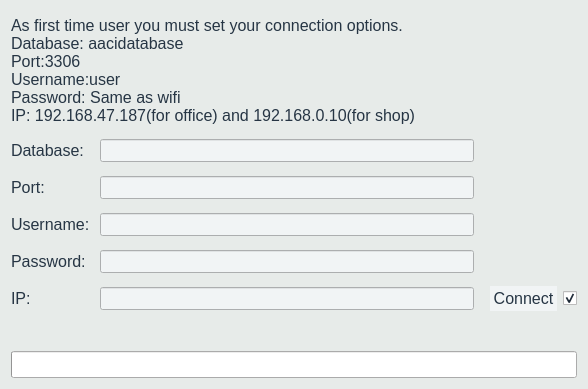
joshuawootonn/time-track, file Source/Time-Track/connectionform.ui: the form before one commit.
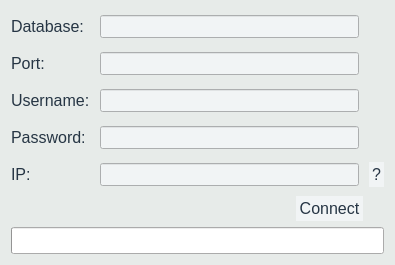
The form after the commit.

Commit message: Fine tuned the connection dialog

What changed in the file:
```diff
--- a/Source/Time-Track/connectionform.ui
+++ b/Source/Time-Track/connectionform.ui
@@ -6,8 +6,8 @@
    <rect>
     <x>0</x>
     <y>0</y>
-    <width>588</width>
-    <height>389</height>
+    <width>395</width>
+    <height>261</height>
    </rect>
   </property>
   <property name="windowTitle">
@@ -47,61 +47,42 @@
 </string>
   </property>
   <layout class="QGridLayout" name="gridLayout">
-   <item row="4" column="0">
+   <item row="3" column="0">
     <widget class="QLabel" name="label_3">
      <property name="text">
       <string>Password:</string>
      </property>
     </widget>
    </item>
-   <item row="3" column="1">
-    <widget class="QLineEdit" name="usernameEdit"/>
-   </item>
-   <item row="4" column="1">
-    <widget class="QLineEdit" name="passwordEdit">
-     <property name="echoMode">
-      <enum>QLineEdit::Password</enum>
-     </property>
-    </widget>
-   </item>
-   <item row="3" column="0">
+   <item row="2" column="0">
     <widget class="QLabel" name="label_4">
      <property name="text">
       <string>Username:</string>
      </property>
     </widget>
    </item>
-   <item row="2" column="1">
-    <widget class="QLineEdit" name="portEdit"/>
+   <item row="0" column="0">
+    <widget class="QLabel" name="label_5">
+     <property name="text">
+      <string>Database:</string>
+     </property>
+    </widget>
    </item>
-   <item row="5" column="0">
+   <item row="1" column="0">
+    <widget class="QLabel" name="label_6">
+     <property name="text">
+      <string>Port:</string>
+     </property>
+    </widget>
+   </item>
+   <item row="4" column="0">
     <widget class="QLabel" name="label_2">
      <property name="text">
       <string>IP:</string>
      </property>
     </widget>
    </item>
-   <item row="5" column="4">
-    <widget class="QCheckBox" name="save">
-     <property name="text">
-      <string/>
-     </property>
-     <property name="checked">
-      <bool>true</bool>
-     </property>
-    </widget>
-   </item>
-   <item row="5" column="1">
-    <widget class="QLineEdit" name="ipEdit"/>
-   </item>
-   <item row="5" column="3">
-    <widget class="QPushButton" name="connect">
-     <property name="text">
-      <string>Connect</string>
-     </property>
-    </widget>
-   </item>
-   <item row="9" column="0" colspan="5">
+   <item row="12" column="0" colspan="3">
     <widget class="QProgressBar" name="progress">
      <property name="value">
       <number>0</number>
@@ -117,45 +98,82 @@
      </property>
     </widget>
    </item>
-   <item row="1" column="1">
+   <item row="0" column="1">
     <widget class="QLineEdit" name="databaseEdit"/>
    </item>
-   <item row="1" column="0">
-    <widget class="QLabel" name="label_5">
-     <property name="text">
-      <string>Database:</string>
+   <item row="3" column="1">
+    <widget class="QLineEdit" name="passwordEdit">
+     <property name="echoMode">
+      <enum>QLineEdit::Password</enum>
      </property>
     </widget>
    </item>
-   <item row="2" column="0">
-    <widget class="QLabel" name="label_6">
-     <property name="text">
-      <string>Port:</string>
-     </property>
-    </widget>
+   <item row="2" column="1">
+    <widget class="QLineEdit" name="usernameEdit"/>
    </item>
-   <item row="0" column="0" colspan="5">
-    <widget class="QLabel" name="label">
-     <property name="text">
-      <string>As first time user you must set your connection options.
-Database: aacidatabase
-Port:3306
-Username:user
-Password: Same as wifi
-IP: 192.168.47.187(for office) and 192.168.0.10(for shop)</string>
-     </property>
-    </widget>
+   <item row="4" column="1">
+    <widget class="QLineEdit" name="ipEdit"/>
    </item>
-   <item row="6" column="1">
-    <widget class="QLabel" name="error">
-     <property name="maximumSize">
+   <item row="1" column="1">
+    <widget class="QLineEdit" name="portEdit"/>
+   </item>
+   <item row="5" column="1">
+    <spacer name="verticalSpacer">
+     <property name="orientation">
+      <enum>Qt::Vertical</enum>
+     </property>
+     <property name="sizeHint" stdset="0">
       <size>
-       <width>16777215</width>
-       <height>25</height>
+       <width>20</width>
+       <height>40</height>
       </size>
      </property>
+    </spacer>
+   </item>
+   <item row="7" column="0" colspan="2">
+    <layout class="QHBoxLayout" name="horizontalLayout">
+     <property name="sizeConstraint">
+      <enum>QLayout::SetFixedSize</enum>
+     </property>
+     <item>
+      <widget class="QLabel" name="error">
+       <property name="maximumSize">
+        <size>
+         <width>16777215</width>
+         <height>25</height>
+        </size>
+       </property>
+       <property name="text">
+        <string/>
+       </property>
+      </widget>
+     </item>
+     <item>
+      <spacer name="horizontalSpacer">
+       <property name="orientation">
+        <enum>Qt::Horizontal</enum>
+       </property>
+       <property name="sizeHint" stdset="0">
+        <size>
+         <width>40</width>
+         <height>20</height>
+        </size>
+       </property>
+      </spacer>
+     </item>
+     <item>
+      <widget class="QPushButton" name="connect">
+       <property name="text">
+        <string>Connect</string>
+       </property>
+      </widget>
+     </item>
+    </layout>
+   </item>
+   <item row="4" column="2">
+    <widget class="QPushButton" name="testConnection">
      <property name="text">
-      <string/>
+      <string>?</string>
      </property>
     </widget>
    </item>
```
Left out of the diff: 2 changed lines with no effect on the pictures. The commit also changes 14 other files.
